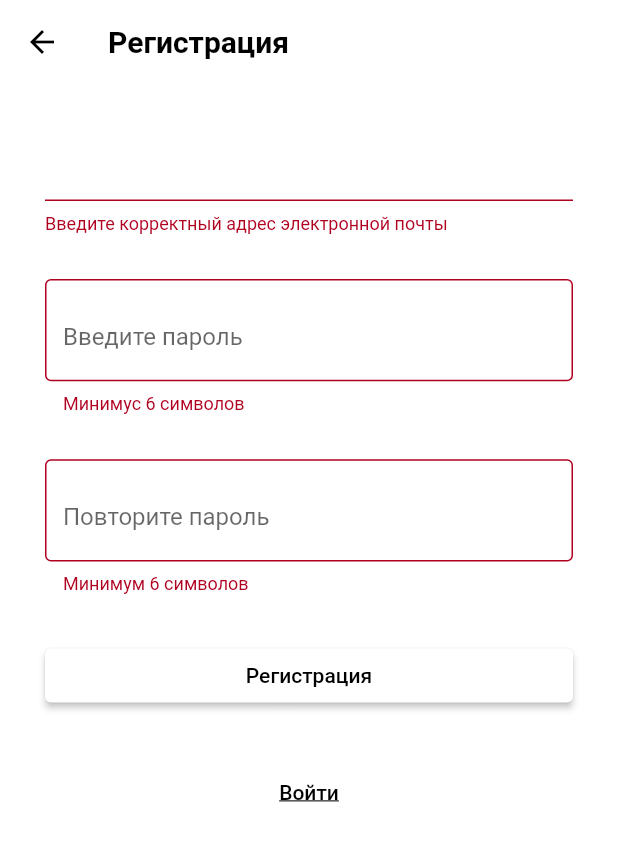
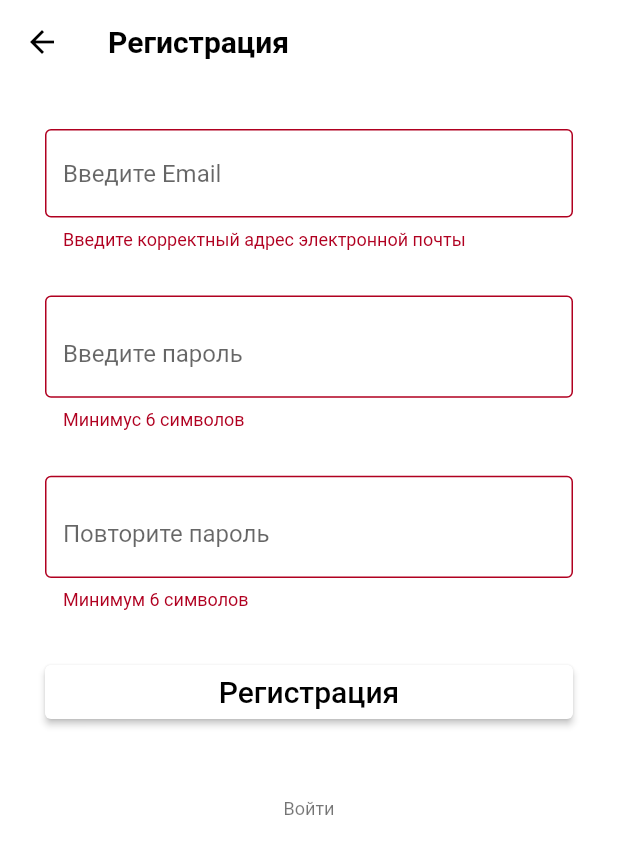
Before and after one commit to GOBSTOP1/Hackaton, a Flutter app: the AuthMail screen opened by its route, after a tap on "Регистрация", on a phone screen of 412 x 824 dp. Shown: the top 854 px of the screen. Run offline on Flutter 3.47's test engine with Material 2 defaults, Android fonts, the phone set to English and light mode, and no system bars; our stand-ins replace firebase_auth, firebase_core, flutter_bloc, get_it; accounts and stored records are empty.

Commit message:
регистрация по почте с кодом

```diff
--- a/lib/routes/routes.dart
+++ b/lib/routes/routes.dart
@@ -1,6 +1,8 @@
 
+import 'package:flutter/material.dart';
 import 'package:hackaton2/screens/HomeBar.dart';
 import 'package:hackaton2/screens/verify/mail/AuthMail.dart';
+import 'package:hackaton2/screens/verify/mail/verifyMail.dart';
 import 'package:hackaton2/services/FireBaseStreem.dart';
 import '../screens/screens.dart';
 
@@ -10,4 +12,5 @@ final routes = {
   '/login': (context) => const Login(),
   '/firebaseStreem': (context) => const FireBaseStreem(),
   '/authMail': (context) => const AuthMail(),
+  '/verifyMail': (context) =>  const VerifyMail(),
 };
--- a/lib/screens/verify/mail/AuthMail.dart
+++ b/lib/screens/verify/mail/AuthMail.dart
@@ -14,8 +14,10 @@ class _AuthMailState extends State<AuthMail> {
   bool isHiddenPassword = true;
   TextEditingController emailTextInputController = TextEditingController();
   TextEditingController passwordTextInputController = TextEditingController();
-  TextEditingController passwordTextRepeatInputController = TextEditingController();
+  TextEditingController passwordTextRepeatInputController =
+      TextEditingController();
   final formKey = GlobalKey<FormState>();
+
   @override
   void dispose() {
     emailTextInputController.dispose();
@@ -23,11 +25,13 @@ class _AuthMailState extends State<AuthMail> {
     passwordTextRepeatInputController.dispose();
     super.dispose();
   }
+
   void togglePasswordView() {
     setState(() {
       isHiddenPassword = !isHiddenPassword;
     });
   }
+
   Future<void> signUp() async {
     final navigator = Navigator.of(context);
 
@@ -68,21 +72,31 @@ class _AuthMailState extends State<AuthMail> {
       }
     }
 
-    navigator.pushNamedAndRemoveUntil('/', (Route<dynamic> route) => false);
+    navigator.pushNamedAndRemoveUntil('/verifyMail', (Route<dynamic> route) => false,
+    arguments: {
+    'email': emailTextInputController.text.trim(),
+
+    });
   }
+
   @override
   Widget build(BuildContext context) {
     final theme = Theme.of(context);
+    final email = emailTextInputController.text.trim();
     return Scaffold(
+      resizeToAvoidBottomInset: false,
         appBar: AppBar(
-        title: Text('Регистрация'), iconTheme: IconThemeData(
-          color: theme.appBarTheme.iconTheme?.color
-        ),
+          title: Text('Регистрация'),
+          iconTheme: IconThemeData(color: theme.appBarTheme.iconTheme?.color),
           backgroundColor: theme.scaffoldBackgroundColor,
           actions: [],
         ),
         backgroundColor: theme.scaffoldBackgroundColor,
-      body: Padding(padding: EdgeInsets.all(30,),
+        body: Padding(
+
+          padding: EdgeInsets.all(
+            30,
+          ),
           child: Form(
               key: formKey,
               child: Column(
@@ -91,12 +105,16 @@ class _AuthMailState extends State<AuthMail> {
                     keyboardType: TextInputType.emailAddress,
                     autocorrect: false,
                     controller: emailTextInputController,
-
-            validator: (value){
-              if(value != null && value.contains('@')){
+                    validator: (value) {
+                      if (value != null && value.contains('@')) {
                         return null;
-              } return 'Введите корректный адрес электронной почты';
-            } ,
+                      }
+                      return 'Введите корректный адрес электронной почты';
+                    },
+                    decoration: const InputDecoration(
+                      border: OutlineInputBorder(),
+                      hintText: 'Введите Email',
+                    ),
                   ),
                   const SizedBox(
                     height: 30,
@@ -107,9 +125,10 @@ class _AuthMailState extends State<AuthMail> {
                     obscureText: isHiddenPassword,
                     autovalidateMode: AutovalidateMode.onUserInteraction,
                     validator: (value) {
-              if(value != null && value.length > 6){
+                      if (value != null && value.length >= 6) {
                         return null;
-              } return 'Минимус 6 символов';
+                      }
+                      return 'Минимус 6 символов';
                     },
                     decoration: InputDecoration(
                       border: const OutlineInputBorder(),
@@ -133,10 +152,11 @@ class _AuthMailState extends State<AuthMail> {
                     controller: passwordTextRepeatInputController,
                     obscureText: isHiddenPassword,
                     autovalidateMode: AutovalidateMode.onUserInteraction,
-              validator: (value){
-                if(value != null && value.length > 6){
+                    validator: (value) {
+                      if (value != null && value.length > 6) {
                         return null;
-                } return 'Минимум 6 символов';
+                      }
+                      return 'Минимум 6 символов';
                     },
                     decoration: InputDecoration(
                         border: OutlineInputBorder(),
@@ -149,29 +169,32 @@ class _AuthMailState extends State<AuthMail> {
                                 : Icons.visibility,
                             color: Colors.black,
                           ),
-                )
-              ),
-
+                        )),
                   ),
                   const SizedBox(height: 30),
                   ElevatedButton(
-                onPressed: signUp,
-                child: const Center(child: Text('Регистрация')),
+                    style: theme.textButtonTheme.style,
+                    onPressed: () {
+                      signUp();
+                    },
+                    child: Center(
+                      child: Text(
+                        'Регистрация',
+                        style: theme.textTheme.bodyMedium,
+                      ),
+                    ),
                   ),
                   const SizedBox(height: 30),
                   TextButton(
                     onPressed: () => Navigator.of(context).pop(),
-                child: const Text(
+                    style: theme.textButtonTheme.style,
+                    child: Text(
                       'Войти',
-                  style: TextStyle(
-                    decoration: TextDecoration.underline,
-                  ),
+                      style: theme.textTheme.bodySmall,
                     ),
                   ),
                 ],
               )),
-
-      )
-    );
+        ));
   }
 }
```
Also changed, not shown: lib/screens/login/login.dart (+30 -19 lines), lib/screens/verify/mail/verifyMail.dart (added, +117 -0 lines). Lines whose indentation alone changed are shown as unchanged.
